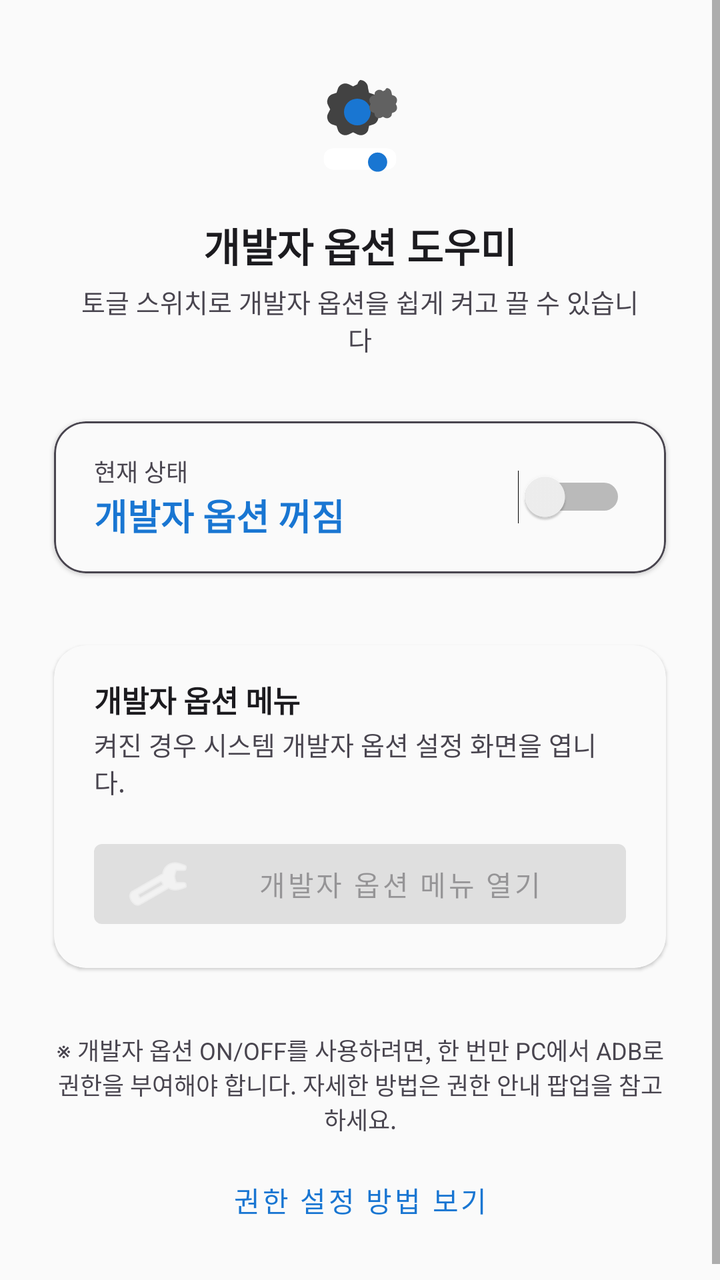
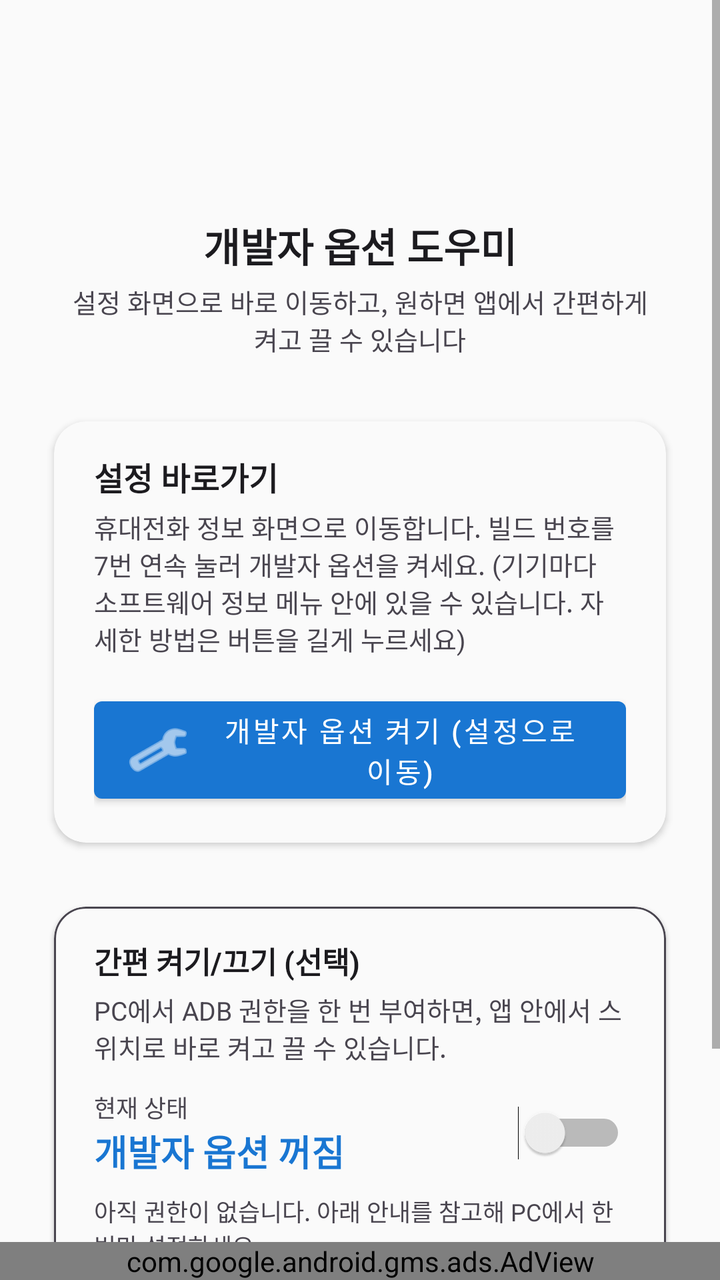

Before-and-after screenshots of an Android layout around one commit, followed by the original layout XML and the change that was made.
<!-- AndroidManifest.xml: activity theme Theme.DevOptionsHelper -->
<!-- res/layout/activity_main.xml -->
<?xml version="1.0" encoding="utf-8"?>
<ScrollView xmlns:android="http://schemas.android.com/apk/res/android"
    xmlns:app="http://schemas.android.com/apk/res-auto"
    android:layout_width="match_parent"
    android:layout_height="match_parent"
    android:fillViewport="true"
    android:background="?attr/colorSurface">

    <LinearLayout
        android:layout_width="match_parent"
        android:layout_height="wrap_content"
        android:orientation="vertical"
        android:paddingHorizontal="20dp"
        android:paddingTop="32dp"
        android:paddingBottom="24dp">

        <LinearLayout
            android:layout_width="match_parent"
            android:layout_height="wrap_content"
            android:gravity="center_horizontal"
            android:orientation="vertical"
            android:layout_marginBottom="24dp">

            <ImageView
                android:layout_width="64dp"
                android:layout_height="64dp"
                android:src="@drawable/ic_launcher"
                android:contentDescription="@string/app_name"
                android:layout_marginBottom="12dp" />

            <TextView
                android:layout_width="wrap_content"
                android:layout_height="wrap_content"
                android:text="@string/app_title"
                android:textSize="20sp"
                android:textStyle="bold"
                android:textColor="?attr/colorOnSurface"
                android:layout_marginBottom="4dp" />

            <TextView
                android:layout_width="wrap_content"
                android:layout_height="wrap_content"
                android:text="@string/app_subtitle"
                android:textSize="13sp"
                android:textColor="?attr/colorOnSurfaceVariant"
                android:gravity="center"
                android:paddingHorizontal="16dp" />
        </LinearLayout>

        <com.google.android.material.card.MaterialCardView
            android:layout_width="match_parent"
            android:layout_height="wrap_content"
            app:cardElevation="1dp"
            app:cardUseCompatPadding="true"
            app:cardCornerRadius="16dp"
            app:strokeWidth="1dp"
            app:strokeColor="@color/on_surface_variant"
            android:layout_marginBottom="20dp">

            <LinearLayout
                android:layout_width="match_parent"
                android:layout_height="wrap_content"
                android:orientation="vertical"
                android:paddingHorizontal="20dp"
                android:paddingVertical="16dp">

                <LinearLayout
                    android:layout_width="match_parent"
                    android:layout_height="wrap_content"
                    android:orientation="horizontal"
                    android:gravity="center_vertical">

                    <LinearLayout
                        android:layout_width="0dp"
                        android:layout_height="wrap_content"
                        android:layout_weight="1"
                        android:orientation="vertical">

                        <TextView
                            android:layout_width="wrap_content"
                            android:layout_height="wrap_content"
                            android:text="@string/current_status"
                            android:textSize="12sp"
                            android:textColor="?attr/colorOnSurfaceVariant" />

                        <TextView
                            android:id="@+id/tvStatus"
                            android:layout_width="wrap_content"
                            android:layout_height="wrap_content"
                            android:text="@string/status_developer_options_off"
                            android:textSize="18sp"
                            android:textStyle="bold"
                            android:textColor="?attr/colorPrimary" />
                    </LinearLayout>

                    <Switch
                        android:id="@+id/switchDevOptions"
                        android:layout_width="wrap_content"
                        android:layout_height="wrap_content"
                        android:checked="false" />
                </LinearLayout>
            </LinearLayout>
        </com.google.android.material.card.MaterialCardView>

        <com.google.android.material.card.MaterialCardView
            android:id="@+id/cardDevOptionsMenu"
            android:layout_width="match_parent"
            android:layout_height="wrap_content"
            app:cardElevation="1dp"
            app:cardUseCompatPadding="true"
            app:cardCornerRadius="16dp">

            <LinearLayout
                android:layout_width="match_parent"
                android:layout_height="wrap_content"
                android:orientation="vertical"
                android:paddingHorizontal="20dp"
                android:paddingVertical="16dp">

                <TextView
                    android:layout_width="match_parent"
                    android:layout_height="wrap_content"
                    android:text="@string/dev_options_menu_title"
                    android:textSize="15sp"
                    android:textStyle="bold"
                    android:textColor="?attr/colorOnSurface"
                    android:layout_marginBottom="2dp" />

                <TextView
                    android:layout_width="match_parent"
                    android:layout_height="wrap_content"
                    android:text="@string/dev_options_menu_desc"
                    android:textSize="13sp"
                    android:textColor="?attr/colorOnSurfaceVariant"
                    android:layout_marginBottom="16dp" />

                <com.google.android.material.button.MaterialButton
                    android:id="@+id/btnOpenDevOptionsMenu"
                    android:layout_width="match_parent"
                    android:layout_height="wrap_content"
                    android:text="@string/btn_open_dev_options"
                    android:enabled="false"
                    app:icon="@android:drawable/ic_menu_preferences"
                    app:iconTint="?attr/colorOnPrimary" />
            </LinearLayout>
        </com.google.android.material.card.MaterialCardView>

        <TextView
            android:layout_width="match_parent"
            android:layout_height="wrap_content"
            android:text="@string/permission_note"
            android:textSize="12sp"
            android:textColor="?attr/colorOnSurfaceVariant"
            android:gravity="center"
            android:layout_marginTop="16dp"
            android:padding="8dp" />

        <com.google.android.material.button.MaterialButton
            android:id="@+id/btnShowPermissionHelp"
            android:layout_width="wrap_content"
            android:layout_height="wrap_content"
            android:text="@string/btn_show_permission_help"
            style="@style/Widget.MaterialComponents.Button.TextButton"
            android:layout_gravity="center_horizontal" />
    </LinearLayout>
</ScrollView>
<!-- resources referenced by this layout -->
<resources>
  <color name="on_surface_variant">#49454F</color>
  <!-- drawable ic_launcher (drawable) -->
  <?xml version="1.0" encoding="utf-8"?>
  <vector xmlns:android="http://schemas.android.com/apk/res/android"
      android:width="48dp"
      android:height="48dp"
      android:viewportWidth="24"
      android:viewportHeight="24">
  
      
      <path
          android:fillColor="#424242"
          android:pathData="M12,3A1.5,1.5 0 0 1 13.5,4.5L13.7,5.4L14.6,5.7A1.5,1.5 0 0 1 15.3,7.7L14.9,8.5L15.3,9.3A1.5,1.5 0 0 1 14.6,11.3L13.7,11.6L13.5,12.5A1.5,1.5 0 0 1 11.5,13.2L10.7,12.8L9.9,13.2A1.5,1.5 0 0 1 7.9,12.5L7.6,11.6L6.7,11.3A1.5,1.5 0 0 1 6,9.3L6.4,8.5L6,7.7A1.5,1.5 0 0 1 6.7,5.7L7.6,5.4L7.9,4.5A1.5,1.5 0 0 1 9.9,3.8L10.7,4.2L11.5,3.8A1.5,1.5 0 0 1 12,3Z" />
  
      
      <path
          android:fillColor="#1976D2"
          android:pathData="M11.5,6.5A2.5,2.5 0 1 0 11.5,11.5A2.5,2.5 0 1 0 11.5,6.5Z" />
  
      
      <path
          android:fillColor="#616161"
          android:pathData="M17,4.5A1,1 0 0 1 17.9,5.3L18,5.8L18.5,6A1,1 0 0 1 18.9,7.1L18.7,7.5L18.9,7.9A1,1 0 0 1 18.5,9L18,9.2L17.9,9.7A1,1 0 0 1 16.7,10.1L16.3,9.9L15.9,10.1A1,1 0 0 1 14.8,9.7L14.7,9.2L14.2,9A1,1 0 0 1 13.8,7.9L14,7.5L13.8,7.1A1,1 0 0 1 14.2,6L14.7,5.8L14.8,5.3A1,1 0 0 1 16,4.9L16.3,5.1L16.7,4.9A1,1 0 0 1 17,4.5Z" />
  
      
      <path
          android:fillColor="#FFFFFF"
          android:pathData="M7,15.8H17A1.8,1.8 0 0 1 18.8,17.6V18A1.8,1.8 0 0 1 17,19.8H7A1.8,1.8 0 0 1 5.2,18V17.6A1.8,1.8 0 0 1 7,15.8Z" />
      <path
          android:fillColor="#1976D2"
          android:pathData="M15.3,16.6A1.8,1.8 0 1 0 15.3,20.2A1.8,1.8 0 1 0 15.3,16.6Z" />
  </vector>
  <string name="app_name">개발자 옵션</string>
  <string name="app_subtitle">토글 스위치로 개발자 옵션을 쉽게 켜고 끌 수 있습니다</string>
  <string name="app_title">개발자 옵션 도우미</string>
  <string name="btn_open_dev_options">개발자 옵션 메뉴 열기</string>
  <string name="btn_show_permission_help">권한 설정 방법 보기</string>
  <string name="current_status">현재 상태</string>
  <string name="dev_options_menu_desc">켜진 경우 시스템 개발자 옵션 설정 화면을 엽니다.</string>
  <string name="dev_options_menu_title">개발자 옵션 메뉴</string>
  <string name="permission_note">※ 개발자 옵션 ON/OFF를 사용하려면, 한 번만 PC에서 ADB로 권한을 부여해야 합니다. 자세한 방법은 권한 안내 팝업을 참고하세요.</string>
  <string name="status_developer_options_off">개발자 옵션 꺼짐</string>
  <style name="Theme.DevOptionsHelper" parent="Theme.MaterialComponents.DayNight.NoActionBar">
          <item name="colorPrimary">@color/primary</item>
          <item name="colorOnPrimary">@color/on_primary</item>
          <item name="colorSurface">@color/surface</item>
          <item name="colorOnSurface">@color/on_surface</item>
          <item name="colorOnSurfaceVariant">@color/on_surface_variant</item>
      </style>
  <color name="primary">#1976D2</color>
  <color name="on_primary">#FFFFFF</color>
  <color name="surface">#FAFAFA</color>
  <color name="on_surface">#1C1B1F</color>
</resources>

<!-- the commit's change to res/layout/activity_main.xml (unified diff, before → after) -->
@@ -1,166 +1,203 @@
 <?xml version="1.0" encoding="utf-8"?>
-<ScrollView xmlns:android="http://schemas.android.com/apk/res/android"
+<LinearLayout xmlns:android="http://schemas.android.com/apk/res/android"
     xmlns:app="http://schemas.android.com/apk/res-auto"
+    xmlns:ads="http://schemas.android.com/apk/res-auto"
     android:layout_width="match_parent"
     android:layout_height="match_parent"
-    android:fillViewport="true"
+    android:orientation="vertical"
     android:background="?attr/colorSurface">
 
-    <LinearLayout
+    <ScrollView
         android:layout_width="match_parent"
-        android:layout_height="wrap_content"
-        android:orientation="vertical"
-        android:paddingHorizontal="20dp"
-        android:paddingTop="32dp"
-        android:paddingBottom="24dp">
+        android:layout_height="0dp"
+        android:layout_weight="1"
+        android:fillViewport="true">
 
         <LinearLayout
             android:layout_width="match_parent"
             android:layout_height="wrap_content"
-            android:gravity="center_horizontal"
             android:orientation="vertical"
-            android:layout_marginBottom="24dp">
-
-            <ImageView
-                android:layout_width="64dp"
-                android:layout_height="64dp"
-                android:src="@drawable/ic_launcher"
-                android:contentDescription="@string/app_name"
-                android:layout_marginBottom="12dp" />
-
-            <TextView
-                android:layout_width="wrap_content"
-                android:layout_height="wrap_content"
-                android:text="@string/app_title"
-                android:textSize="20sp"
-                android:textStyle="bold"
-                android:textColor="?attr/colorOnSurface"
-                android:layout_marginBottom="4dp" />
-
-            <TextView
-                android:layout_width="wrap_content"
-                android:layout_height="wrap_content"
-                android:text="@string/app_subtitle"
-                android:textSize="13sp"
-                android:textColor="?attr/colorOnSurfaceVariant"
-                android:gravity="center"
-                android:paddingHorizontal="16dp" />
-        </LinearLayout>
-
-        <com.google.android.material.card.MaterialCardView
-            android:layout_width="match_parent"
-            android:layout_height="wrap_content"
-            app:cardElevation="1dp"
-            app:cardUseCompatPadding="true"
-            app:cardCornerRadius="16dp"
-            app:strokeWidth="1dp"
-            app:strokeColor="@color/on_surface_variant"
-            android:layout_marginBottom="20dp">
+            android:paddingHorizontal="20dp"
+            android:paddingTop="32dp"
+            android:paddingBottom="24dp">
 
             <LinearLayout
                 android:layout_width="match_parent"
                 android:layout_height="wrap_content"
+                android:gravity="center_horizontal"
                 android:orientation="vertical"
-                android:paddingHorizontal="20dp"
-                android:paddingVertical="16dp">
+                android:layout_marginBottom="24dp">
+
+                <ImageView
+                    android:layout_width="64dp"
+                    android:layout_height="64dp"
+                    android:src="@drawable/ic_launcher_art"
+                    android:scaleType="fitCenter"
+                    android:contentDescription="@string/app_name"
+                    android:layout_marginBottom="12dp" />
+
+                <TextView
+                    android:layout_width="wrap_content"
+                    android:layout_height="wrap_content"
+                    android:text="@string/app_title"
+                    android:textSize="20sp"
+                    android:textStyle="bold"
+                    android:textColor="?attr/colorOnSurface"
+                    android:layout_marginBottom="4dp" />
+
+                <TextView
+                    android:layout_width="wrap_content"
+                    android:layout_height="wrap_content"
+                    android:text="@string/app_subtitle"
+                    android:textSize="13sp"
+                    android:textColor="?attr/colorOnSurfaceVariant"
+                    android:gravity="center"
+                    android:paddingHorizontal="16dp" />
+            </LinearLayout>
+
+            <com.google.android.material.card.MaterialCardView
+                android:layout_width="match_parent"
+                android:layout_height="wrap_content"
+                app:cardElevation="2dp"
+                app:cardUseCompatPadding="true"
+                app:cardCornerRadius="16dp"
+                android:layout_marginBottom="16dp">
 
                 <LinearLayout
                     android:layout_width="match_parent"
                     android:layout_height="wrap_content"
-                    android:orientation="horizontal"
-                    android:gravity="center_vertical">
+                    android:orientation="vertical"
+                    android:paddingHorizontal="20dp"
+                    android:paddingVertical="16dp">
+
+                    <TextView
+                        android:layout_width="match_parent"
+                        android:layout_height="wrap_content"
+                        android:text="@string/shortcut_title"
+                        android:textSize="16sp"
+                        android:textStyle="bold"
+                        android:textColor="?attr/colorOnSurface"
+                        android:layout_marginBottom="4dp" />
+
+                    <TextView
+                        android:id="@+id/tvShortcutDesc"
+                        android:layout_width="match_parent"
+                        android:layout_height="wrap_content"
+                        android:text="@string/shortcut_desc_off"
+                        android:textSize="13sp"
+                        android:textColor="?attr/colorOnSurfaceVariant"
+                        android:layout_marginBottom="16dp" />
+
+                    <com.google.android.material.button.MaterialButton
+                        android:id="@+id/btnOpenDevOptionsMenu"
+                        android:layout_width="match_parent"
+                        android:layout_height="wrap_content"
+                        android:text="@string/btn_open_dev_options_off"
+                        app:icon="@android:drawable/ic_menu_preferences"
+                        app:iconTint="?attr/colorOnPrimary" />
+                </LinearLayout>
+            </com.google.android.material.card.MaterialCardView>
+
+            <com.google.android.material.card.MaterialCardView
+                android:id="@+id/cardQuickToggle"
+                android:layout_width="match_parent"
+                android:layout_height="wrap_content"
+                app:cardElevation="1dp"
+                app:cardUseCompatPadding="true"
+                app:cardCornerRadius="16dp"
+                app:strokeWidth="1dp"
+                app:strokeColor="@color/on_surface_variant">
+
+                <LinearLayout
+                    android:layout_width="match_parent"
+                    android:layout_height="wrap_content"
+                    android:orientation="vertical"
+                    android:paddingHorizontal="20dp"
+                    android:paddingVertical="16dp">
+
+                    <TextView
+                        android:layout_width="match_parent"
+                        android:layout_height="wrap_content"
+                        android:text="@string/quick_toggle_title"
+                        android:textSize="15sp"
+                        android:textStyle="bold"
+                        android:textColor="?attr/colorOnSurface"
+                        android:layout_marginBottom="4dp" />
+
+                    <TextView
+                        android:layout_width="match_parent"
+                        android:layout_height="wrap_content"
+                        android:text="@string/quick_toggle_desc"
+                        android:textSize="13sp"
+                        android:textColor="?attr/colorOnSurfaceVariant"
+                        android:layout_marginBottom="12dp" />
 
                     <LinearLayout
-                        android:layout_width="0dp"
-                        android:layout_height="wrap_content"
-                        android:layout_weight="1"
-                        android:orientation="vertical">
-
-                        <TextView
+                        android:layout_width="match_parent"
+                        android:layout_height="wrap_content"
+                        android:orientation="horizontal"
+                        android:gravity="center_vertical"
+                        android:layout_marginBottom="8dp">
+
+                        <LinearLayout
+                            android:layout_width="0dp"
+                            android:layout_height="wrap_content"
+                            android:layout_weight="1"
+                            android:orientation="vertical">
+
+                            <TextView
+                                android:layout_width="wrap_content"
+                                android:layout_height="wrap_content"
+                                android:text="@string/current_status"
+                                android:textSize="12sp"
+                                android:textColor="?attr/colorOnSurfaceVariant" />
+
+                            <TextView
+                                android:id="@+id/tvStatus"
+                                android:layout_width="wrap_content"
+                                android:layout_height="wrap_content"
+                                android:text="@string/status_developer_options_off"
+                                android:textSize="18sp"
+                                android:textStyle="bold"
+                                android:textColor="?attr/colorPrimary" />
+                        </LinearLayout>
+
+                        <Switch
+                            android:id="@+id/switchDevOptions"
                             android:layout_width="wrap_content"
                             android:layout_height="wrap_content"
-                            android:text="@string/current_status"
-                            android:textSize="12sp"
-                            android:textColor="?attr/colorOnSurfaceVariant" />
-
-                        <TextView
-                            android:id="@+id/tvStatus"
-                            android:layout_width="wrap_content"
-                            android:layout_height="wrap_content"
-                            android:text="@string/status_developer_options_off"
-                            android:textSize="18sp"
-                            android:textStyle="bold"
-                            android:textColor="?attr/colorPrimary" />
+                            android:checked="false" />
                     </LinearLayout>
 
-                    <Switch
-                        android:id="@+id/switchDevOptions"
+                    <TextView
+                        android:id="@+id/tvQuickToggleHint"
+                        android:layout_width="match_parent"
+                        android:layout_height="wrap_content"
+                        android:text="@string/quick_toggle_need_permission"
+                        android:textSize="12sp"
+                        android:textColor="?attr/colorOnSurfaceVariant"
+                        android:layout_marginBottom="8dp" />
+
+                    <com.google.android.material.button.MaterialButton
+                        android:id="@+id/btnShowPermissionHelp"
                         android:layout_width="wrap_content"
                         android:layout_height="wrap_content"
-                        android:checked="false" />
+                        android:text="@string/btn_show_permission_help"
+                        style="@style/Widget.MaterialComponents.Button.TextButton"
+                        android:layout_gravity="start"
+                        android:paddingStart="0dp"
+                        android:paddingEnd="0dp" />
                 </LinearLayout>
-            </LinearLayout>
-        </com.google.android.material.card.MaterialCardView>
-
-        <com.google.android.material.card.MaterialCardView
-            android:id="@+id/cardDevOptionsMenu"
-            android:layout_width="match_parent"
-            android:layout_height="wrap_content"
-            app:cardElevation="1dp"
-            app:cardUseCompatPadding="true"
-            app:cardCornerRadius="16dp">
-
-            <LinearLayout
-                android:layout_width="match_parent"
-                android:layout_height="wrap_content"
-                android:orientation="vertical"
-                android:paddingHorizontal="20dp"
-                android:paddingVertical="16dp">
-
-                <TextView
-                    android:layout_width="match_parent"
-                    android:layout_height="wrap_content"
-                    android:text="@string/dev_options_menu_title"
-                    android:textSize="15sp"
-                    android:textStyle="bold"
-                    android:textColor="?attr/colorOnSurface"
-                    android:layout_marginBottom="2dp" />
-
-                <TextView
-                    android:layout_width="match_parent"
-                    android:layout_height="wrap_content"
-                    android:text="@string/dev_options_menu_desc"
-                    android:textSize="13sp"
-                    android:textColor="?attr/colorOnSurfaceVariant"
-                    android:layout_marginBottom="16dp" />
-
-                <com.google.android.material.button.MaterialButton
-                    android:id="@+id/btnOpenDevOptionsMenu"
-                    android:layout_width="match_parent"
-                    android:layout_height="wrap_content"
-                    android:text="@string/btn_open_dev_options"
-                    android:enabled="false"
-                    app:icon="@android:drawable/ic_menu_preferences"
-                    app:iconTint="?attr/colorOnPrimary" />
-            </LinearLayout>
-        </com.google.android.material.card.MaterialCardView>
-
-        <TextView
-            android:layout_width="match_parent"
-            android:layout_height="wrap_content"
-            android:text="@string/permission_note"
-            android:textSize="12sp"
-            android:textColor="?attr/colorOnSurfaceVariant"
-            android:gravity="center"
-            android:layout_marginTop="16dp"
-            android:padding="8dp" />
-
-        <com.google.android.material.button.MaterialButton
-            android:id="@+id/btnShowPermissionHelp"
-            android:layout_width="wrap_content"
-            android:layout_height="wrap_content"
-            android:text="@string/btn_show_permission_help"
-            style="@style/Widget.MaterialComponents.Button.TextButton"
-            android:layout_gravity="center_horizontal" />
-    </LinearLayout>
-</ScrollView>
+            </com.google.android.material.card.MaterialCardView>
+        </LinearLayout>
+    </ScrollView>
+
+    <com.google.android.gms.ads.AdView
+        android:id="@+id/adViewBanner"
+        android:layout_width="match_parent"
+        android:layout_height="wrap_content"
+        android:layout_gravity="center_horizontal"
+        ads:adSize="BANNER"
+        ads:adUnitId="@string/ad_banner_unit_id" />
+
+</LinearLayout>
<!-- resource entries referenced after the edit -->
@@ -1,46 +1,18 @@
 <!-- resources referenced by this layout -->
 <resources>
   <color name="on_surface_variant">#49454F</color>
-  <!-- drawable ic_launcher (drawable) -->
-  <?xml version="1.0" encoding="utf-8"?>
-  <vector xmlns:android="http://schemas.android.com/apk/res/android"
-      android:width="48dp"
-      android:height="48dp"
-      android:viewportWidth="24"
-      android:viewportHeight="24">
-  
-      
-      <path
-          android:fillColor="#424242"
-          android:pathData="M12,3A1.5,1.5 0 0 1 13.5,4.5L13.7,5.4L14.6,5.7A1.5,1.5 0 0 1 15.3,7.7L14.9,8.5L15.3,9.3A1.5,1.5 0 0 1 14.6,11.3L13.7,11.6L13.5,12.5A1.5,1.5 0 0 1 11.5,13.2L10.7,12.8L9.9,13.2A1.5,1.5 0 0 1 7.9,12.5L7.6,11.6L6.7,11.3A1.5,1.5 0 0 1 6,9.3L6.4,8.5L6,7.7A1.5,1.5 0 0 1 6.7,5.7L7.6,5.4L7.9,4.5A1.5,1.5 0 0 1 9.9,3.8L10.7,4.2L11.5,3.8A1.5,1.5 0 0 1 12,3Z" />
-  
-      
-      <path
-          android:fillColor="#1976D2"
-          android:pathData="M11.5,6.5A2.5,2.5 0 1 0 11.5,11.5A2.5,2.5 0 1 0 11.5,6.5Z" />
-  
-      
-      <path
-          android:fillColor="#616161"
-          android:pathData="M17,4.5A1,1 0 0 1 17.9,5.3L18,5.8L18.5,6A1,1 0 0 1 18.9,7.1L18.7,7.5L18.9,7.9A1,1 0 0 1 18.5,9L18,9.2L17.9,9.7A1,1 0 0 1 16.7,10.1L16.3,9.9L15.9,10.1A1,1 0 0 1 14.8,9.7L14.7,9.2L14.2,9A1,1 0 0 1 13.8,7.9L14,7.5L13.8,7.1A1,1 0 0 1 14.2,6L14.7,5.8L14.8,5.3A1,1 0 0 1 16,4.9L16.3,5.1L16.7,4.9A1,1 0 0 1 17,4.5Z" />
-  
-      
-      <path
-          android:fillColor="#FFFFFF"
-          android:pathData="M7,15.8H17A1.8,1.8 0 0 1 18.8,17.6V18A1.8,1.8 0 0 1 17,19.8H7A1.8,1.8 0 0 1 5.2,18V17.6A1.8,1.8 0 0 1 7,15.8Z" />
-      <path
-          android:fillColor="#1976D2"
-          android:pathData="M15.3,16.6A1.8,1.8 0 1 0 15.3,20.2A1.8,1.8 0 1 0 15.3,16.6Z" />
-  </vector>
+  <string name="ad_banner_unit_id" translatable="false">ca-app-pub-7520135902300396/4296790079</string>
   <string name="app_name">개발자 옵션</string>
-  <string name="app_subtitle">토글 스위치로 개발자 옵션을 쉽게 켜고 끌 수 있습니다</string>
+  <string name="app_subtitle">설정 화면으로 바로 이동하고, 원하면 앱에서 간편하게 켜고 끌 수 있습니다</string>
   <string name="app_title">개발자 옵션 도우미</string>
-  <string name="btn_open_dev_options">개발자 옵션 메뉴 열기</string>
-  <string name="btn_show_permission_help">권한 설정 방법 보기</string>
+  <string name="btn_open_dev_options_off">개발자 옵션 켜기 (설정으로 이동)</string>
+  <string name="btn_show_permission_help">PC에서 권한 설정하는 방법</string>
   <string name="current_status">현재 상태</string>
-  <string name="dev_options_menu_desc">켜진 경우 시스템 개발자 옵션 설정 화면을 엽니다.</string>
-  <string name="dev_options_menu_title">개발자 옵션 메뉴</string>
-  <string name="permission_note">※ 개발자 옵션 ON/OFF를 사용하려면, 한 번만 PC에서 ADB로 권한을 부여해야 합니다. 자세한 방법은 권한 안내 팝업을 참고하세요.</string>
+  <string name="quick_toggle_desc">PC에서 ADB 권한을 한 번 부여하면, 앱 안에서 스위치로 바로 켜고 끌 수 있습니다.</string>
+  <string name="quick_toggle_need_permission">아직 권한이 없습니다. 아래 안내를 참고해 PC에서 한 번만 설정하세요.</string>
+  <string name="quick_toggle_title">간편 켜기/끄기 (선택)</string>
+  <string name="shortcut_desc_off">휴대전화 정보 화면으로 이동합니다. 빌드 번호를 7번 연속 눌러 개발자 옵션을 켜세요. (기기마다 소프트웨어 정보 메뉴 안에 있을 수 있습니다. 자세한 방법은 버튼을 길게 누르세요)</string>
+  <string name="shortcut_title">설정 바로가기</string>
   <string name="status_developer_options_off">개발자 옵션 꺼짐</string>
   <style name="Theme.DevOptionsHelper" parent="Theme.MaterialComponents.DayNight.NoActionBar">
           <item name="colorPrimary">@color/primary</item>
